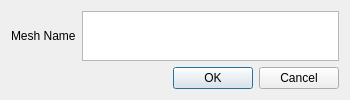
Qt form Morph/mOgreEntityViewer/removeobject.ui (wazery/Morph-SDK) before a commit.
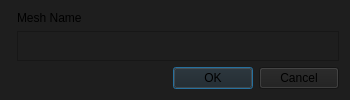
The same form after that commit. Icons and pictures are not drawn.

```diff
--- a/Morph/mOgreEntityViewer/removeobject.ui
+++ b/Morph/mOgreEntityViewer/removeobject.ui
@@ -29,18 +29,27 @@
    <iconset resource="../icons.qrc">
     <normaloff>:/toolbar/icons/scissors32.png</normaloff>:/toolbar/icons/scissors32.png</iconset>
   </property>
+  <property name="styleSheet">
+   <string notr="true">background:rgb(30, 30, 30)</string>
+  </property>
   <layout class="QGridLayout" name="gridLayout">
-   <item row="0" column="0">
-    <widget class="QLabel" name="label">
-     <property name="text">
-      <string>Mesh Name</string>
+   <item row="1" column="1">
+    <widget class="QTextEdit" name="textEdit">
+     <property name="minimumSize">
+      <size>
+       <width>0</width>
+       <height>30</height>
+      </size>
+     </property>
+     <property name="maximumSize">
+      <size>
+       <width>16777215</width>
+       <height>30</height>
+      </size>
      </property>
     </widget>
    </item>
-   <item row="0" column="1">
-    <widget class="QTextEdit" name="textEdit"/>
-   </item>
-   <item row="1" column="0" colspan="2">
+   <item row="2" column="0" colspan="2">
     <widget class="QDialogButtonBox" name="buttonBox">
      <property name="orientation">
       <enum>Qt::Horizontal</enum>
@@ -50,6 +59,13 @@
      </property>
     </widget>
    </item>
+   <item row="0" column="1">
+    <widget class="QLabel" name="label">
+     <property name="text">
+      <string>Mesh Name</string>
+     </property>
+    </widget>
+   </item>
   </layout>
  </widget>
  <resources>
```
Left out of the diff: 6 changed lines with no effect on the pictures.
